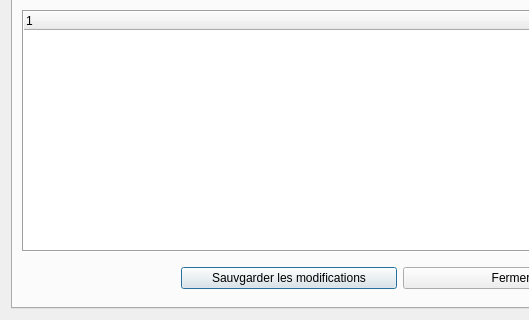
The window that meta_gam/Meta_GAM_dialog_base.ui (camptocamp/MetaGAM) describes before a commit, drawn with Qt 5; both pictures show x 0 to 529 and y 280 to 600 of the 800 by 600 pixel window.
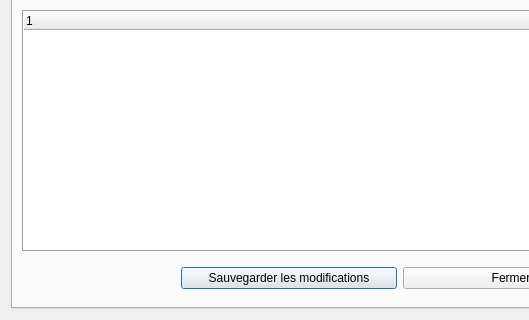
The same window after the commit. Custom widgets are drawn as their Qt base class.

The edit to the form file:
```diff
--- a/meta_gam/Meta_GAM_dialog_base.ui
+++ b/meta_gam/Meta_GAM_dialog_base.ui
@@ -115,7 +115,7 @@
           <item>
            <widget class="QPushButton" name="pb_meta_apply">
             <property name="text">
-             <string>Sauvgarder les modifications</string>
+             <string>Sauvegarder les modifications</string>
             </property>
            </widget>
           </item>
```
